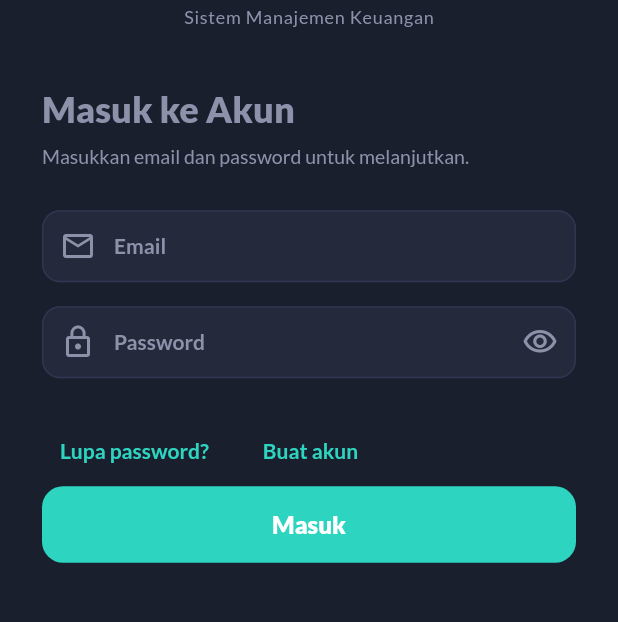
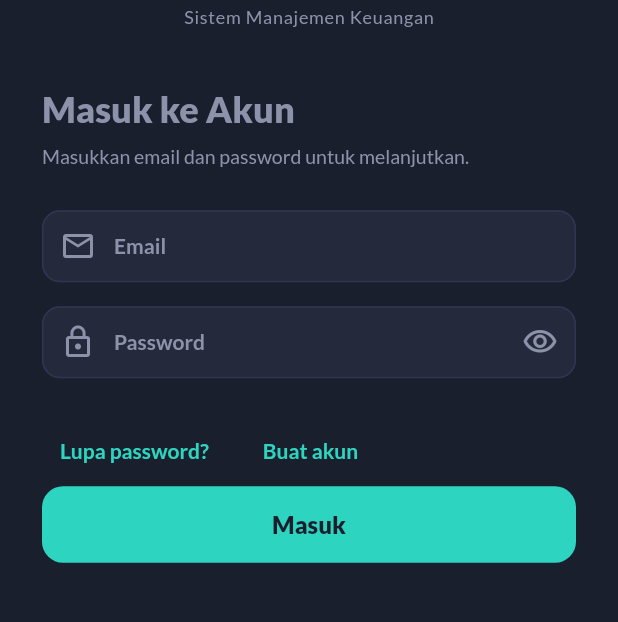
Before and after one commit to MichaelDpy/SiManja, a Flutter app: the LoginPage screen opened directly, on a phone screen of 412 x 824 dp, the part 419-1041 px from its top. Run offline on Flutter 3.47's test engine with Material 3 defaults, Android fonts, the phone set to English and light mode, and no system bars; our stand-ins replace cloud_firestore, cloud_functions, firebase_auth, firebase_core, fl_chart, flutter_native_splash and 5 more; accounts and stored records are empty.

Commit message:
fix(theme): perbaiki kontras komponen utama
- Light theme onPrimary: white → dark #003733 untuk kontras 8.6:1
  (memenuhi WCAG AAA, sebelumnya 1.58:1 gagal AA)
- ElevatedButton light: dark foreground pada teal background
- Login button dan spinner: gunakan onPrimary dari colorScheme
- SnackBar sukses: foreground white → onPrimary (responsive ke tema

```diff
--- a/frontend/lib/screens/login_page.dart
+++ b/frontend/lib/screens/login_page.dart
@@ -300,7 +300,8 @@ class _LoginPageState extends State<LoginPage> {
                     onPressed: _isLoading ? null : _login,
                     style: ElevatedButton.styleFrom(
                       backgroundColor: AppColors.teal,
-                      foregroundColor: Colors.white,
+                      // A1-12: gunakan onPrimary dari theme — dark di light, light di dark
+                      foregroundColor: Theme.of(context).colorScheme.onPrimary,
                       disabledBackgroundColor: AppColors.teal.withValues(
                         alpha: 0.38,
                       ),
@@ -310,12 +311,13 @@ class _LoginPageState extends State<LoginPage> {
                       ),
                     ),
                     child: _isLoading && !_googleLoading
-                        ? const SizedBox(
+                        ? SizedBox(
                             width: 22,
                             height: 22,
                             child: CircularProgressIndicator(
                               strokeWidth: 2.5,
-                              color: Colors.white,
+                              // A1-12: spinner ikut foreground button
+                              color: Theme.of(context).colorScheme.onPrimary,
                             ),
                           )
                         : Text(
--- a/frontend/lib/screens/transaction_page.dart
+++ b/frontend/lib/screens/transaction_page.dart
@@ -1129,7 +1129,10 @@ class _TransactionFormSheetState extends State<_TransactionFormSheet> {
         SnackBar(
           content: Text(
             _isEdit ? 'Transaksi diperbarui' : 'Transaksi ditambahkan',
-            style: GoogleFonts.lato(color: Colors.white),
+            // A1-12: gunakan onPrimary dari colorScheme untuk kontras di kedua tema
+            style: GoogleFonts.lato(
+              color: Theme.of(context).colorScheme.onPrimary,
+            ),
           ),
           backgroundColor: AppColors.teal,
           behavior: SnackBarBehavior.floating,
```
Also changed, not shown: frontend/lib/core/theme.dart (+8 -2 lines).
